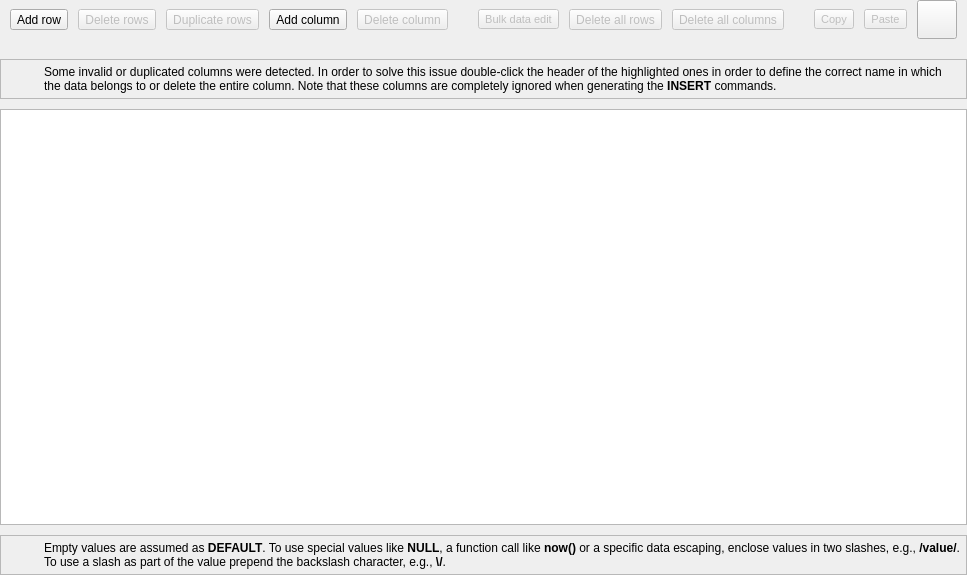
This is libs/libgui/ui/widgets/tabledatawidget.ui in pgmodeler/pgmodeler as Qt 5 draws it before an edit. The edited form follows.
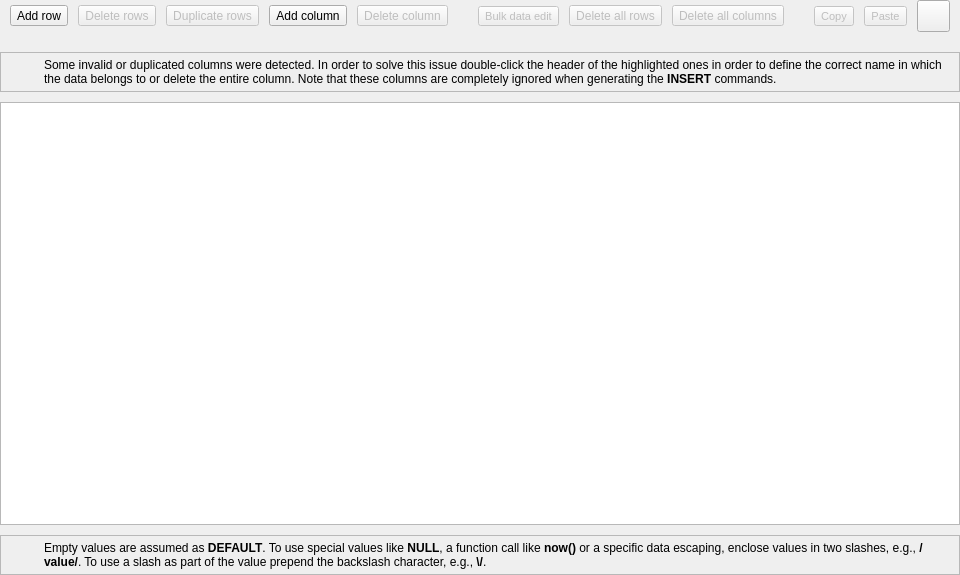
This is the edited form. Icons and pictures are not drawn.

The edit to the form file:
```diff
--- a/libs/libgui/ui/widgets/tabledatawidget.ui
+++ b/libs/libgui/ui/widgets/tabledatawidget.ui
@@ -121,8 +121,8 @@
      </property>
      <property name="iconSize">
       <size>
-       <width>32</width>
-       <height>32</height>
+       <width>25</width>
+       <height>25</height>
       </size>
      </property>
      <property name="popupMode">
@@ -156,8 +156,8 @@
      </property>
      <property name="iconSize">
       <size>
-       <width>32</width>
-       <height>32</height>
+       <width>25</width>
+       <height>25</height>
       </size>
      </property>
      <property name="shortcut">
@@ -191,8 +191,8 @@
      </property>
      <property name="iconSize">
       <size>
-       <width>32</width>
-       <height>32</height>
+       <width>25</width>
+       <height>25</height>
       </size>
      </property>
      <property name="shortcut">
@@ -231,8 +231,8 @@
      </property>
      <property name="iconSize">
       <size>
-       <width>32</width>
-       <height>32</height>
+       <width>25</width>
+       <height>25</height>
       </size>
      </property>
      <property name="shortcut">
@@ -266,8 +266,8 @@
      </property>
      <property name="iconSize">
       <size>
-       <width>32</width>
-       <height>32</height>
+       <width>25</width>
+       <height>25</height>
       </size>
      </property>
      <property name="shortcut">
@@ -386,8 +386,8 @@
      </property>
      <property name="iconSize">
       <size>
-       <width>32</width>
-       <height>32</height>
+       <width>25</width>
+       <height>25</height>
       </size>
      </property>
      <property name="popupMode">
@@ -421,8 +421,8 @@
      </property>
      <property name="iconSize">
       <size>
-       <width>32</width>
-       <height>32</height>
+       <width>25</width>
+       <height>25</height>
       </size>
      </property>
      <property name="shortcut">
@@ -474,8 +474,8 @@
      </property>
      <property name="iconSize">
       <size>
-       <width>32</width>
-       <height>32</height>
+       <width>25</width>
+       <height>25</height>
       </size>
      </property>
      <property name="shortcut">
@@ -548,8 +548,8 @@
      </property>
      <property name="iconSize">
       <size>
-       <width>32</width>
-       <height>32</height>
+       <width>25</width>
+       <height>25</height>
       </size>
      </property>
      <property name="shortcut">
@@ -583,8 +583,8 @@
      </property>
      <property name="iconSize">
       <size>
-       <width>32</width>
-       <height>32</height>
+       <width>25</width>
+       <height>25</height>
       </size>
      </property>
      <property name="shortcut">
@@ -700,8 +700,8 @@
      </property>
      <property name="iconSize">
       <size>
-       <width>32</width>
-       <height>32</height>
+       <width>25</width>
+       <height>25</height>
       </size>
      </property>
      <property name="shortcut">
```
